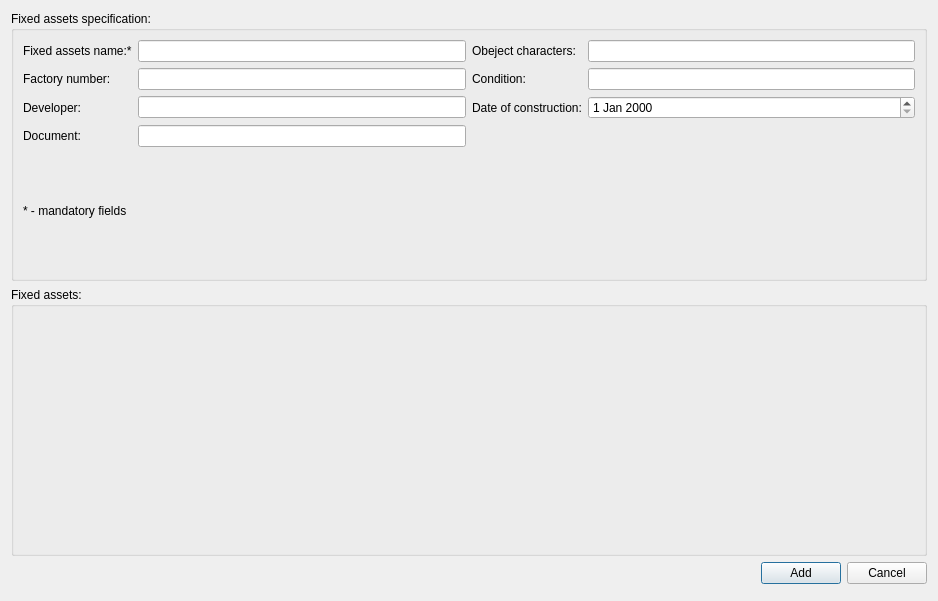
Before: the Qt Designer form OrmasAdmin/OrmasAdmin/CreateFxdAstDlg.ui in Dalerjon/TheOrmasProejct, drawn with Qt 5.
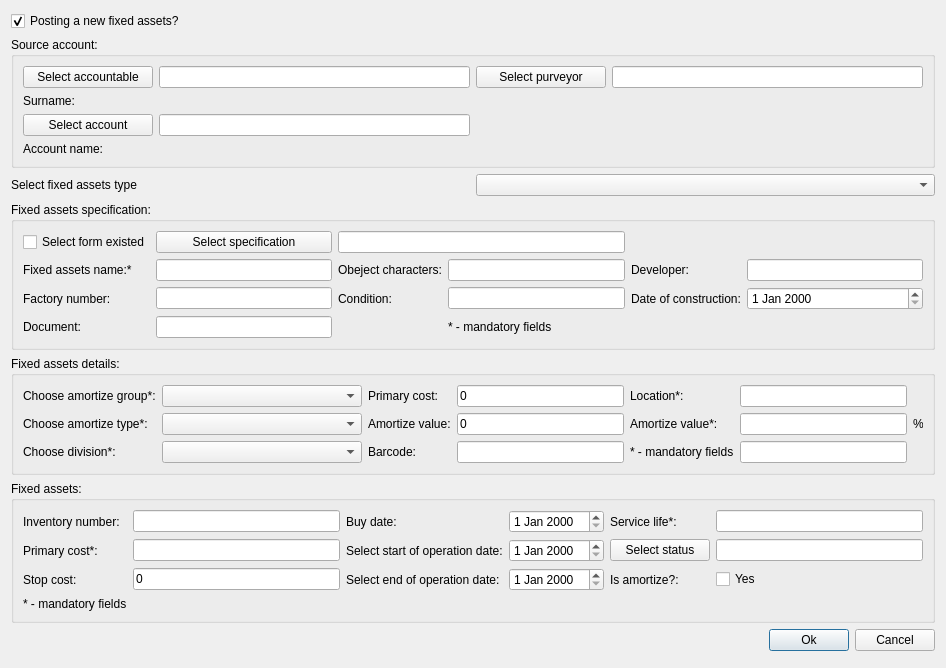
After: the same form once the commit is applied.

```diff
--- a/OrmasAdmin/OrmasAdmin/CreateFxdAstDlg.ui
+++ b/OrmasAdmin/OrmasAdmin/CreateFxdAstDlg.ui
@@ -6,8 +6,8 @@
    <rect>
     <x>0</x>
     <y>0</y>
-    <width>938</width>
-    <height>601</height>
+    <width>946</width>
+    <height>615</height>
    </rect>
   </property>
   <property name="windowTitle">
@@ -32,7 +32,7 @@
    <property name="bottomMargin">
     <number>17</number>
    </property>
-   <item row="2" column="0" colspan="2">
+   <item row="6" column="0" colspan="2">
     <layout class="QHBoxLayout" name="horizontalLayout">
      <item>
       <spacer name="horizontalSpacer">
@@ -50,7 +50,7 @@
      <item>
       <widget class="QPushButton" name="addBtn">
        <property name="text">
-        <string>Add</string>
+        <string>Ok</string>
        </property>
       </widget>
      </item>
@@ -63,99 +63,503 @@
      </item>
     </layout>
    </item>
-   <item row="0" column="0" colspan="2">
+   <item row="5" column="0" colspan="2">
+    <widget class="QGroupBox" name="fixedAssGbx">
+     <property name="title">
+      <string>Fixed assets:</string>
+     </property>
+     <layout class="QGridLayout" name="gridLayout_4">
+      <item row="2" column="0">
+       <widget class="QLabel" name="stopCostLb">
+        <property name="text">
+         <string>Stop cost:</string>
+        </property>
+       </widget>
+      </item>
+      <item row="1" column="3">
+       <widget class="QDateEdit" name="startDateEdit"/>
+      </item>
+      <item row="0" column="0">
+       <widget class="QLabel" name="invLb">
+        <property name="text">
+         <string>Inventory number:</string>
+        </property>
+       </widget>
+      </item>
+      <item row="2" column="1">
+       <widget class="QLineEdit" name="stopEdit">
+        <property name="text">
+         <string>0</string>
+        </property>
+       </widget>
+      </item>
+      <item row="1" column="2">
+       <widget class="QLabel" name="startDateLb">
+        <property name="text">
+         <string>Select start of operation date:</string>
+        </property>
+       </widget>
+      </item>
+      <item row="0" column="2">
+       <widget class="QLabel" name="bayDateLb">
+        <property name="text">
+         <string>Buy date:</string>
+        </property>
+       </widget>
+      </item>
+      <item row="2" column="3">
+       <widget class="QDateEdit" name="endDateEdit"/>
+      </item>
+      <item row="2" column="2">
+       <widget class="QLabel" name="endDateLb">
+        <property name="text">
+         <string>Select end of operation date:</string>
+        </property>
+       </widget>
+      </item>
+      <item row="0" column="3">
+       <widget class="QDateEdit" name="buyDateEdit"/>
+      </item>
+      <item row="1" column="0">
+       <widget class="QLabel" name="primCostLb">
+        <property name="text">
+         <string>Primary cost*:</string>
+        </property>
+       </widget>
+      </item>
+      <item row="1" column="1">
+       <widget class="QLineEdit" name="primaryEdit">
+        <property name="acceptDrops">
+         <bool>false</bool>
+        </property>
+       </widget>
+      </item>
+      <item row="0" column="1">
+       <widget class="QLineEdit" name="invNumberEdit">
+        <property name="readOnly">
+         <bool>true</bool>
+        </property>
+       </widget>
+      </item>
+      <item row="5" column="0">
+       <widget class="QLabel" name="label_3">
+        <property name="text">
+         <string>* - mandatory fields</string>
+        </property>
+       </widget>
+      </item>
+      <item row="0" column="4">
+       <widget class="QLabel" name="serLb">
+        <property name="text">
+         <string>Service life*:</string>
+        </property>
+       </widget>
+      </item>
+      <item row="0" column="5">
+       <widget class="QLineEdit" name="serviceLifeEdit">
+        <property name="readOnly">
+         <bool>true</bool>
+        </property>
+       </widget>
+      </item>
+      <item row="1" column="4">
+       <widget class="QPushButton" name="statusBtn">
+        <property name="minimumSize">
+         <size>
+          <width>100</width>
+          <height>0</height>
+         </size>
+        </property>
+        <property name="text">
+         <string>Select status</string>
+        </property>
+       </widget>
+      </item>
+      <item row="1" column="5">
+       <widget class="QLineEdit" name="statusEdit">
+        <property name="readOnly">
+         <bool>true</bool>
+        </property>
+       </widget>
+      </item>
+      <item row="2" column="4">
+       <widget class="QLabel" name="amChbx">
+        <property name="text">
+         <string>Is amortize?:</string>
+        </property>
+       </widget>
+      </item>
+      <item row="2" column="5">
+       <widget class="QCheckBox" name="isAmChx">
+        <property name="text">
+         <string>Yes</string>
+        </property>
+       </widget>
+      </item>
+     </layout>
+    </widget>
+   </item>
+   <item row="4" column="0" colspan="2">
+    <widget class="QGroupBox" name="fxdAssDtGrpBox">
+     <property name="title">
+      <string>Fixed assets details:</string>
+     </property>
+     <layout class="QGridLayout" name="gridLayout_3">
+      <item row="2" column="1">
+       <widget class="QComboBox" name="divisionCmb"/>
+      </item>
+      <item row="0" column="1">
+       <widget class="QComboBox" name="amGrpCmb">
+        <property name="minimumSize">
+         <size>
+          <width>200</width>
+          <height>0</height>
+         </size>
+        </property>
+        <property name="editable">
+         <bool>false</bool>
+        </property>
+       </widget>
+      </item>
+      <item row="0" column="0">
+       <widget class="QLabel" name="amGroupLb">
+        <property name="text">
+         <string>Choose amortize group*:</string>
+        </property>
+       </widget>
+      </item>
+      <item row="1" column="1">
+       <widget class="QComboBox" name="amTypeCmb"/>
+      </item>
+      <item row="1" column="0">
+       <widget class="QLabel" name="amTypeLb">
+        <property name="text">
+         <string>Choose amortize type*:</string>
+        </property>
+       </widget>
+      </item>
+      <item row="2" column="0">
+       <widget class="QLabel" name="depLb">
+        <property name="text">
+         <string>Choose division*:</string>
+        </property>
+       </widget>
+      </item>
+      <item row="2" column="3">
+       <widget class="QLineEdit" name="barcodeEdit"/>
+      </item>
+      <item row="1" column="3">
+       <widget class="QLineEdit" name="amortizeEdit">
+        <property name="text">
+         <string>0</string>
+        </property>
+       </widget>
+      </item>
+      <item row="0" column="3">
+       <widget class="QLineEdit" name="primaryCostEdit">
+        <property name="inputMask">
+         <string/>
+        </property>
+        <property name="text">
+         <string>0</string>
+        </property>
+        <property name="readOnly">
+         <bool>true</bool>
+        </property>
+       </widget>
+      </item>
+      <item row="2" column="2">
+       <widget class="QLabel" name="barLb">
+        <property name="text">
+         <string>Barcode:</string>
+        </property>
+       </widget>
+      </item>
+      <item row="1" column="2">
+       <widget class="QLabel" name="amortizeAccLb">
+        <property name="text">
+         <string>Amortize value:</string>
+        </property>
+       </widget>
+      </item>
+      <item row="0" column="2">
+       <widget class="QLabel" name="primaryAccLb">
+        <property name="text">
+         <string>Primary cost:</string>
+        </property>
+       </widget>
+      </item>
+      <item row="1" column="5">
+       <widget class="QLabel" name="amValueLb">
+        <property name="text">
+         <string>Amortize value*:</string>
+        </property>
+       </widget>
+      </item>
+      <item row="1" column="6">
+       <widget class="QLineEdit" name="amValueEdit"/>
+      </item>
+      <item row="0" column="6">
+       <widget class="QLineEdit" name="locationEdit"/>
+      </item>
+      <item row="0" column="5">
+       <widget class="QLabel" name="locationLb">
+        <property name="text">
+         <string>Location*:</string>
+        </property>
+       </widget>
+      </item>
+      <item row="1" column="7">
+       <widget class="QLabel" name="percentLb">
+        <property name="maximumSize">
+         <size>
+          <width>10</width>
+          <height>16777215</height>
+         </size>
+        </property>
+        <property name="text">
+         <string>%</string>
+        </property>
+       </widget>
+      </item>
+      <item row="2" column="6">
+       <widget class="QLineEdit" name="detailsIDEdit"/>
+      </item>
+      <item row="2" column="5">
+       <widget class="QLabel" name="label_2">
+        <property name="text">
+         <string>* - mandatory fields</string>
+        </property>
+       </widget>
+      </item>
+     </layout>
+    </widget>
+   </item>
+   <item row="2" column="0">
+    <widget class="QLabel" name="label_4">
+     <property name="text">
+      <string>Select fixed assets type</string>
+     </property>
+    </widget>
+   </item>
+   <item row="2" column="1">
+    <widget class="QComboBox" name="fAstTypeCmb">
+     <property name="maximumSize">
+      <size>
+       <width>600</width>
+       <height>16777215</height>
+      </size>
+     </property>
+    </widget>
+   </item>
+   <item row="1" column="0" colspan="2">
+    <widget class="QGroupBox" name="sourceGbx">
+     <property name="title">
+      <string>Source account:</string>
+     </property>
+     <layout class="QGridLayout" name="gridLayout_5">
+      <item row="0" column="0">
+       <widget class="QPushButton" name="accableBtn">
+        <property name="minimumSize">
+         <size>
+          <width>130</width>
+          <height>0</height>
+         </size>
+        </property>
+        <property name="text">
+         <string>Select accountable</string>
+        </property>
+       </widget>
+      </item>
+      <item row="3" column="1">
+       <widget class="QLabel" name="surnameLb">
+        <property name="text">
+         <string/>
+        </property>
+       </widget>
+      </item>
+      <item row="0" column="2">
+       <widget class="QPushButton" name="purveyorBtn">
+        <property name="minimumSize">
+         <size>
+          <width>130</width>
+          <height>0</height>
+         </size>
+        </property>
+        <property name="text">
+         <string>Select purveyor</string>
+        </property>
+       </widget>
+      </item>
+      <item row="3" column="0">
+       <widget class="QLabel" name="label_5">
+        <property name="text">
+         <string>Surname:</string>
+        </property>
+       </widget>
+      </item>
+      <item row="4" column="1">
+       <widget class="QLineEdit" name="accID">
+        <property name="readOnly">
+         <bool>true</bool>
+        </property>
+       </widget>
+      </item>
+      <item row="0" column="1">
+       <widget class="QLineEdit" name="accableIDEdit">
+        <property name="readOnly">
+         <bool>true</bool>
+        </property>
+       </widget>
+      </item>
+      <item row="4" column="0">
+       <widget class="QPushButton" name="accountBtn">
+        <property name="text">
+         <string>Select account</string>
+        </property>
+       </widget>
+      </item>
+      <item row="5" column="0">
+       <widget class="QLabel" name="label_6">
+        <property name="text">
+         <string>Account name:</string>
+        </property>
+       </widget>
+      </item>
+      <item row="5" column="1">
+       <widget class="QLabel" name="accountName">
+        <property name="text">
+         <string/>
+        </property>
+       </widget>
+      </item>
+      <item row="0" column="3">
+       <widget class="QLineEdit" name="purEditID">
+        <property name="readOnly">
+         <bool>true</bool>
+        </property>
+       </widget>
+      </item>
+     </layout>
+    </widget>
+   </item>
+   <item row="0" column="0">
+    <widget class="QCheckBox" name="newFACxb">
+     <property name="text">
+      <string>Posting a new fixed assets?</string>
+     </property>
+     <property name="checked">
+      <bool>true</bool>
+     </property>
+    </widget>
+   </item>
+   <item row="3" column="0" colspan="2">
     <widget class="QGroupBox" name="specGrpBox">
      <property name="title">
       <string>Fixed assets specification:</string>
      </property>
      <layout class="QGridLayout" name="gridLayout_2">
-      <item row="1" column="1">
-       <widget class="QLineEdit" name="factoryNumEdit"/>
-      </item>
-      <item row="0" column="1">
-       <widget class="QLineEdit" name="faNameEdit"/>
-      </item>
-      <item row="0" column="0">
+      <item row="1" column="0">
        <widget class="QLabel" name="nameLB">
         <property name="text">
          <string>Fixed assets name:*</string>
         </property>
        </widget>
       </item>
-      <item row="3" column="0">
+      <item row="4" column="0">
        <widget class="QLabel" name="documentLb">
         <property name="text">
          <string>Document:</string>
         </property>
        </widget>
       </item>
+      <item row="1" column="1">
+       <widget class="QLineEdit" name="faNameEdit"/>
+      </item>
+      <item row="2" column="1">
+       <widget class="QLineEdit" name="factoryNumEdit"/>
+      </item>
       <item row="2" column="0">
-       <widget class="QLabel" name="developerLb">
-        <property name="text">
-         <string>Developer:</string>
-        </property>
-       </widget>
-      </item>
-      <item row="1" column="0">
        <widget class="QLabel" name="facNumberLb">
         <property name="text">
          <string>Factory number:</string>
         </property>
        </widget>
       </item>
-      <item row="2" column="1">
-       <widget class="QLineEdit" name="developerEdit"/>
-      </item>
-      <item row="3" column="1">
+      <item row="4" column="1">
        <widget class="QLineEdit" name="documentEdit"/>
       </item>
-      <item row="0" column="2">
+      <item row="1" column="2">
        <widget class="QLabel" name="objCharLb">
         <property name="text">
          <string>Obeject characters:</string>
         </property>
        </widget>
       </item>
-      <item row="2" column="2">
-       <widget class="QLabel" name="dateOfConsLb">
-        <property name="text">
-         <string>Date of construction:</string>
-        </property>
-       </widget>
-      </item>
-      <item row="0" column="3">
+      <item row="1" column="3">
        <widget class="QLineEdit" name="objCharEdit"/>
       </item>
-      <item row="1" column="2">
+      <item row="2" column="2">
        <widget class="QLabel" name="conditionLb">
         <property name="text">
          <string>Condition:</string>
         </property>
        </widget>
       </item>
-      <item row="1" column="3">
+      <item row="2" column="3">
        <widget class="QLineEdit" name="conditionEdit"/>
       </item>
-      <item row="4" column="0" colspan="4">
-       <widget class="QLabel" name="label">
+      <item row="0" column="0">
+       <widget class="QCheckBox" name="existSpecCxb">
         <property name="text">
-         <string>* - mandatory fields</string>
+         <string>Select form existed</string>
         </property>
        </widget>
       </item>
-      <item row="2" column="3">
+      <item row="0" column="1">
+       <widget class="QPushButton" name="specBtn">
+        <property name="text">
+         <string>Select specification</string>
+        </property>
+       </widget>
+      </item>
+      <item row="0" column="2" colspan="2">
+       <widget class="QLineEdit" name="specIDEdit">
+        <property name="readOnly">
+         <bool>true</bool>
+        </property>
+       </widget>
+      </item>
+      <item row="1" column="4">
+       <widget class="QLabel" name="developerLb">
+        <property name="text">
+         <string>Developer:</string>
+        </property>
+       </widget>
+      </item>
+      <item row="1" column="5">
+       <widget class="QLineEdit" name="developerEdit"/>
+      </item>
+      <item row="2" column="4">
+       <widget class="QLabel" name="dateOfConsLb">
+        <property name="text">
+         <string>Date of construction:</string>
+        </property>
+       </widget>
+      </item>
+      <item row="2" column="5">
        <widget class="QDateEdit" name="consDateEdit"/>
       </item>
+      <item row="4" column="3">
+       <widget class="QLabel" name="label">
+        <property name="text">
+         <string>* - mandatory fields</string>
+        </property>
+       </widget>
+      </item>
      </layout>
     </widget>
    </item>
-   <item row="1" column="0" colspan="2">
-    <widget class="QGroupBox" name="fxdAssGrpBox">
-     <property name="title">
-      <string>Fixed assets:</string>
-     </property>
-    </widget>
-   </item>
   </layout>
  </widget>
  <tabstops>
```
Left out of the diff: 4 changed lines with no effect on the pictures.
